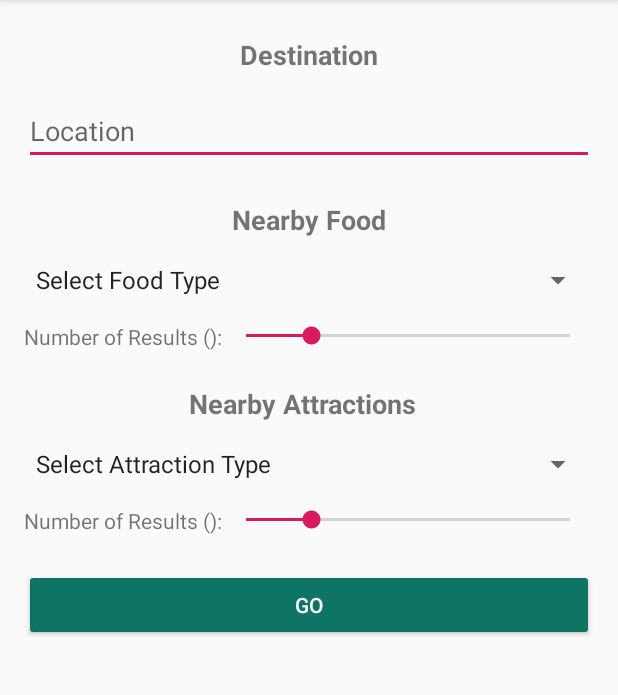
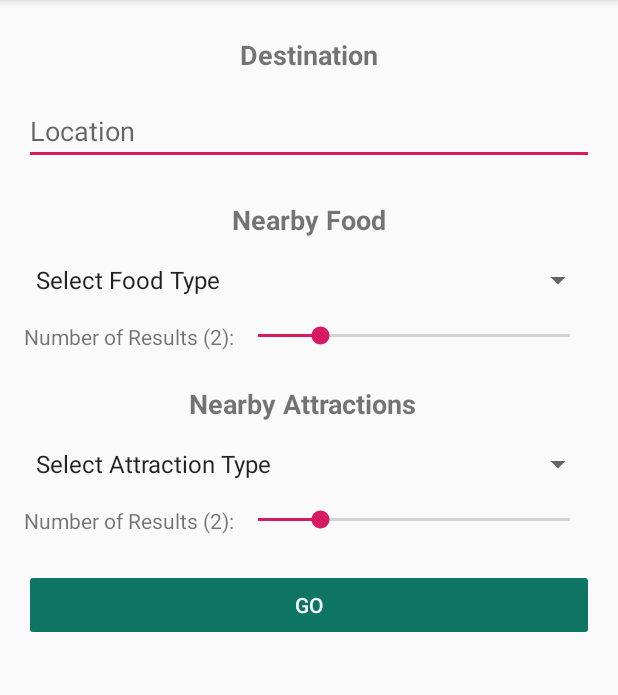
Before and after one commit to brookeclaroni/day-trip-planner, an Android app: the screen it shows after launch (MainActivity), on a phone screen of 412 x 824 dp, the part 84-779 px from its top. Run offline under Robolectric (Android 15) with nearby library versions, the phone set to English and light mode, and no system bars.

Commit message:
destination info persists, scroll displays number, go button works as intended

```diff
--- a/DayTripPlanner/app/src/main/java/com/example/day_trip_planner/MainActivity.kt
+++ b/DayTripPlanner/app/src/main/java/com/example/day_trip_planner/MainActivity.kt
@@ -1,39 +1,141 @@
 package com.example.day_trip_planner
 
+import android.content.Context
+import android.content.Intent
+import android.content.SharedPreferences
 import androidx.appcompat.app.AppCompatActivity
 import android.os.Bundle
+import android.text.Editable
+import android.text.TextWatcher
+import android.util.Log
+import android.view.View
 import android.widget.*
+import android.widget.SeekBar.OnSeekBarChangeListener
+import androidx.appcompat.app.AlertDialog
+import kotlinx.android.synthetic.main.activity_main.*
 
 class MainActivity : AppCompatActivity() {
 
+    private lateinit var destination : EditText
+    private lateinit var foodSpin : Spinner
+    private lateinit var foodSeek : SeekBar
+    private lateinit var foodNum : TextView
+    private lateinit var attractionSpin : Spinner
+    private lateinit var attractionSeek : SeekBar
+    private lateinit var attractionNum : TextView
+    private lateinit var go : Button
+
     override fun onCreate(savedInstanceState: Bundle?) {
         super.onCreate(savedInstanceState)
+
+        val preferences: SharedPreferences = getSharedPreferences(
+            "day-trip-planner",
+            Context.MODE_PRIVATE
+        )
+
+        // Tells Android which layout file should be used for this screen.
         setContentView(R.layout.activity_main)
 
-        val spinner1: Spinner = findViewById(R.id.nearby_food_spinner)
-        // Create an ArrayAdapter using the string array and a default spinner layout
+        // The IDs match what was set in the "id" field in our XML layout
+        destination = findViewById(R.id.destination_text_box)
+        go = findViewById(R.id.go_button)
+        foodSpin = findViewById(R.id.food_spinner)
+        foodSeek = findViewById(R.id.food_seek_bar)
+        foodNum = findViewById(R.id.food_num_results_text)
+        attractionSpin = findViewById(R.id.attractions_spinner)
+        attractionSeek = findViewById(R.id.attractions_seek_bar)
+        attractionNum = findViewById(R.id.attractions_num_results_text)
+
+        // Using a lambda to implement a View.OnClickListener interface.
+        go.setOnClickListener {
+            // Save destination credentials to file
+            val inputtedDestination: String = destination.text.toString()
+
+            preferences
+                .edit()
+                .putString("destination", inputtedDestination)
+                .apply()
+
+            val choices = listOf(destination.text.toString())
+            val arrayAdapter = ArrayAdapter<String>(this, android.R.layout.select_dialog_singlechoice)
+            arrayAdapter.addAll(choices)
+
+            //display dialog box w radio button and toast  when go is clicked
+            AlertDialog.Builder(this)
+                .setTitle("Search Results")
+                .setAdapter(arrayAdapter) { dialog, which ->
+                    Toast.makeText(this, "You picked: ${choices[which]}", Toast.LENGTH_SHORT).show()
+                }
+
+                .setNegativeButton("Cancel") { dialog, which ->
+                    dialog.dismiss()
+                }
+                .show()
+        }
+
+        go.isEnabled = false
+
+        destination.addTextChangedListener(textWatcher)
+
+        val savedDestination = preferences.getString("destination", "")
+
+        destination.setText(savedDestination)
+
+
+        //populate the food spinner
         ArrayAdapter.createFromResource(
             this,
             R.array.cuisine_choices,
             android.R.layout.simple_spinner_item
         ).also { adapter ->
-            // Specify the layout to use when the list of choices appears
             adapter.setDropDownViewResource(android.R.layout.simple_spinner_dropdown_item)
-            // Apply the adapter to the spinner
-            spinner1.adapter = adapter
+            foodSpin.adapter = adapter
         }
 
-        val spinner2: Spinner = findViewById(R.id.attractions_spinner)
-        // Create an ArrayAdapter using the string array and a default spinner layout
+        //populate the attraction spinner
         ArrayAdapter.createFromResource(
             this,
             R.array.attraction_choices,
             android.R.layout.simple_spinner_item
         ).also { adapter ->
-            // Specify the layout to use when the list of choices appears
             adapter.setDropDownViewResource(android.R.layout.simple_spinner_dropdown_item)
-            // Apply the adapter to the spinner
-            spinner2.adapter = adapter
+            attractionSpin.adapter = adapter
+        }
+
+        //dynamically update the food seek bar value
+        foodSeek.setOnSeekBarChangeListener(object :
+            OnSeekBarChangeListener {
+            override fun onProgressChanged(seek: SeekBar,
+                                           progress: Int, fromUser: Boolean) {
+                foodNum.text = "Number of Results ($progress):"
+            }
+            override fun onStartTrackingTouch(seek: SeekBar) {}
+            override fun onStopTrackingTouch(seek: SeekBar) {}
+        })
+
+        //dynamically update the attraction seek bar value
+        attractionSeek.setOnSeekBarChangeListener(object :
+            OnSeekBarChangeListener {
+            override fun onProgressChanged(seek: SeekBar,
+                                           progress: Int, fromUser: Boolean) {
+                attractionNum.text = "Number of Results ($progress):"
+            }
+            override fun onStartTrackingTouch(seek: SeekBar) {}
+            override fun onStopTrackingTouch(seek: SeekBar) {}
+        })
+
+
+    }
+
+    private val textWatcher = object : TextWatcher {
+        override fun afterTextChanged(s: Editable) {}
+
+        override fun beforeTextChanged(s: CharSequence, start: Int, count: Int, after: Int) {}
+
+        override fun onTextChanged(s: CharSequence, start: Int, before: Int, count: Int) {
+            val inputtedDestination : String = destination.text.toString()
+            val enable: Boolean = inputtedDestination.trim().isNotEmpty()
+            go.isEnabled = enable
         }
     }
 }
--- a/DayTripPlanner/app/src/main/res/layout/activity_main.xml
+++ b/DayTripPlanner/app/src/main/res/layout/activity_main.xml
@@ -36,7 +36,7 @@
         app:layout_constraintTop_toBottomOf="@+id/destination_text" />
 
     <TextView
-        android:id="@+id/nearby_food_text"
+        android:id="@+id/food_text"
         android:layout_width="wrap_content"
         android:layout_height="wrap_content"
         android:layout_marginTop="24dp"
@@ -48,7 +48,7 @@
         app:layout_constraintTop_toBottomOf="@+id/destination_text_box" />
 
     <Spinner
-        android:id="@+id/nearby_food_spinner"
+        android:id="@+id/food_spinner"
         android:layout_width="fill_parent"
         android:layout_height="wrap_content"
         android:layout_marginStart="16dp"
@@ -57,7 +57,7 @@
         android:spinnerMode="dropdown"
         app:layout_constraintEnd_toEndOf="parent"
         app:layout_constraintStart_toStartOf="parent"
-        app:layout_constraintTop_toBottomOf="@+id/nearby_food_text" />
+        app:layout_constraintTop_toBottomOf="@+id/food_text" />
 
     <TextView
         android:id="@+id/food_num_results_text"
@@ -65,9 +65,9 @@
         android:layout_height="wrap_content"
         android:layout_marginStart="16dp"
         android:layout_marginTop="16dp"
-        android:text="@string/food_results"
+        android:text="@string/num_results"
         app:layout_constraintStart_toStartOf="parent"
-        app:layout_constraintTop_toBottomOf="@+id/nearby_food_spinner" />
+        app:layout_constraintTop_toBottomOf="@+id/food_spinner" />
 
     <SeekBar
         android:id="@+id/food_seek_bar"
@@ -79,7 +79,7 @@
         android:progress="2"
         app:layout_constraintEnd_toEndOf="parent"
         app:layout_constraintStart_toEndOf="@+id/food_num_results_text"
-        app:layout_constraintTop_toBottomOf="@+id/nearby_food_spinner" />
+        app:layout_constraintTop_toBottomOf="@+id/food_spinner" />
 
     <Spinner
         android:id="@+id/attractions_spinner"
@@ -111,7 +111,7 @@
         android:layout_height="wrap_content"
         android:layout_marginStart="16dp"
         android:layout_marginTop="16dp"
-        android:text="@string/attraction_results"
+        android:text="@string/num_results"
         app:layout_constraintStart_toStartOf="parent"
         app:layout_constraintTop_toBottomOf="@+id/attractions_spinner" />
 
--- a/DayTripPlanner/app/src/main/res/values/strings.xml
+++ b/DayTripPlanner/app/src/main/res/values/strings.xml
@@ -2,9 +2,8 @@
     <string name="app_name">Day Trip Planner</string>
     <string name="destination">Destination</string>
     <string name="food">Nearby Food</string>
-    <string name="food_results">Number of Results ():</string>
+    <string name="num_results">Number of Results (2):</string>
     <string name="attractions">Nearby Attractions</string>
-    <string name="attraction_results">Number of Results ():</string>
     <string name="go">GO</string>
     <string name="destination_hint">Location</string>
 
```
